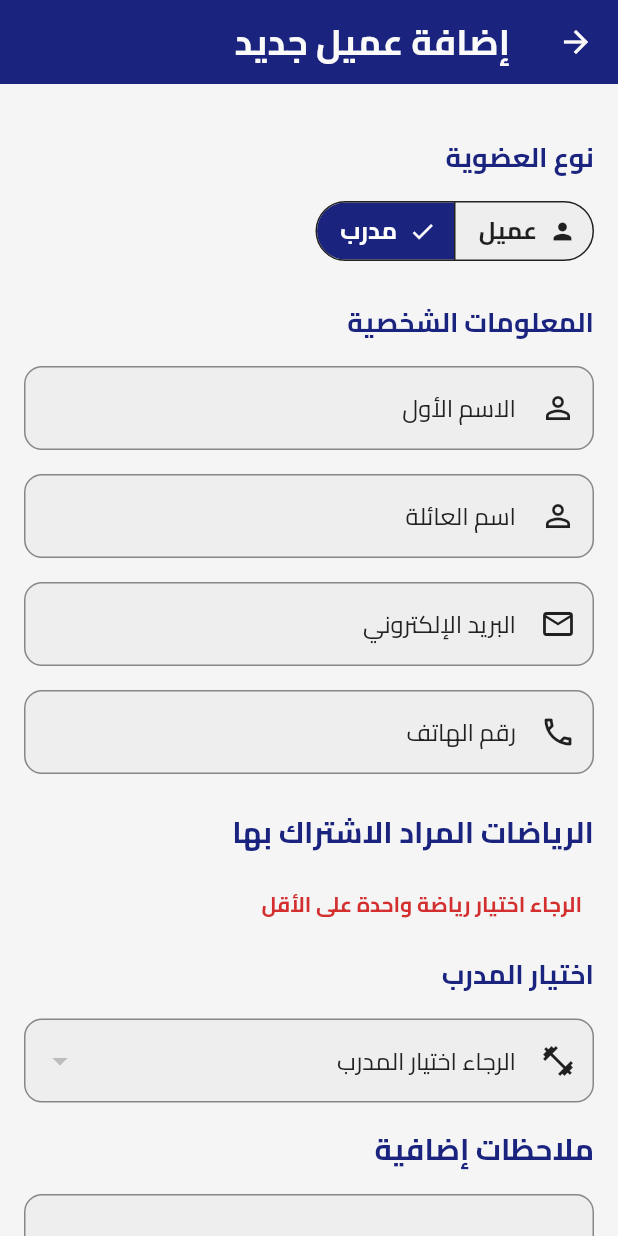
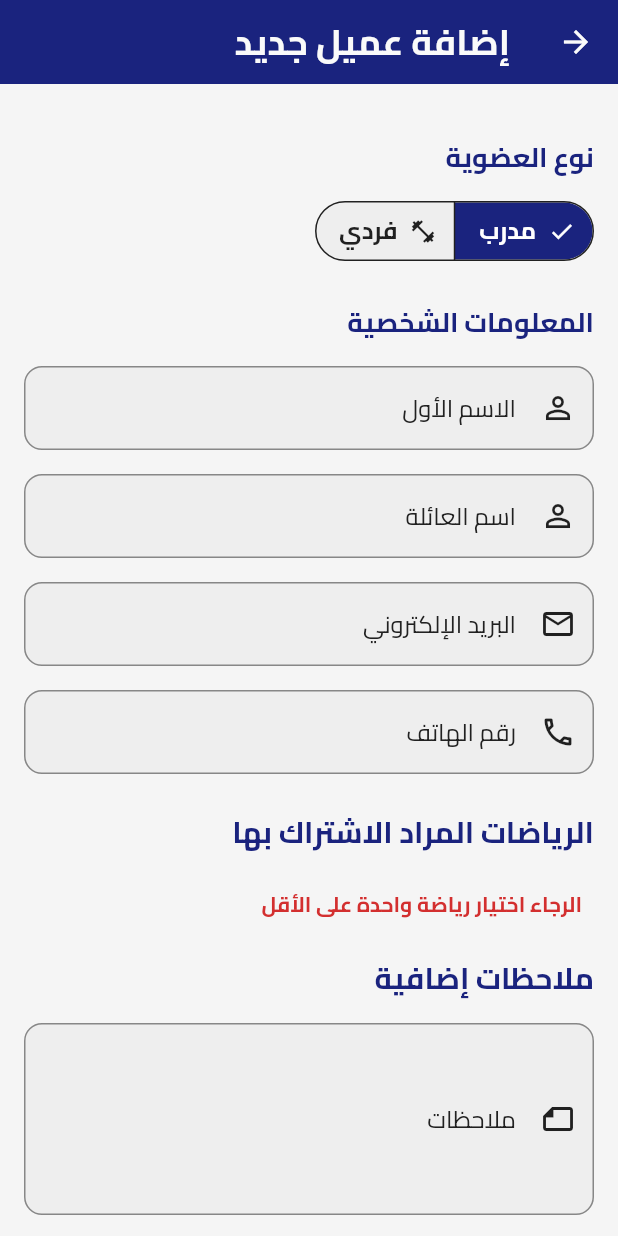
Before and after one commit to Rayen-nasser/gym_manager, a Flutter app: the AddEditMemberScreen screen opened directly, after a tap on "مدرب", on a phone screen of 412 x 824 dp. Run offline on Flutter 3.47's test engine with Material 3 defaults, Android fonts, the phone set to English and light mode, and no system bars; our stand-ins replace another_flushbar, cloud_firestore, firebase_auth, firebase_core, fl_chart, google_fonts and 1 more; accounts and stored records are empty.

Commit message:
fix logic of chosen trainer or single

```diff
--- a/lib/localization.dart
+++ b/lib/localization.dart
@@ -32,7 +32,7 @@ class Localization {
     'new_client': 'إضافة عميل جديد',
     'loading': 'جاري المعالجة...',
     'membership_type': 'نوع العضوية',
-    'client': 'عميل',
+    'client': 'فردي',
     'trainer': 'مدرب',
     'personal_info': 'المعلومات الشخصية',
     'subscription_details': 'تفاصيل الاشتراك',
--- a/lib/screens/members/add_edit_member_screen.dart
+++ b/lib/screens/members/add_edit_member_screen.dart
@@ -135,7 +135,7 @@ class _AddEditMemberScreenState extends State<AddEditMemberScreen> {
                   _buildSportsSelection(),
 
                   // Conditional rendering based on member type
-                  if (_selectedMemberType == "trainer") ...[
+                  if (_selectedMemberType == "client") ...[
                     const SizedBox(height: 16),
                     _buildTrainerSelection(),
                   ],
@@ -164,7 +164,7 @@ class _AddEditMemberScreenState extends State<AddEditMemberScreen> {
           _buildPersonalInfo(),
           const SizedBox(height: 16),
           _buildSportsSelection(),
-          if (_selectedMemberType == "trainer") ...[
+          if (_selectedMemberType == "client") ...[
             const SizedBox(height: 16),
             _buildTrainerSelection(),
           ],
@@ -175,6 +175,7 @@ class _AddEditMemberScreenState extends State<AddEditMemberScreen> {
     );
   }
 
+// Widget to build the membership type selection
   Widget _buildTypeSelection(BuildContext context) {
     return Column(
       crossAxisAlignment: CrossAxisAlignment.start,
@@ -194,38 +195,43 @@ class _AddEditMemberScreenState extends State<AddEditMemberScreen> {
         SegmentedButton<String>(
           segments: [
             ButtonSegment(
-              value: 'client', // Use string value
+              value: 'trainer', // Use string value for 'trainer'
               label: Text(
-                Localization.membershipTranslations['client'] ?? 'Client',
+                Localization.membershipTranslations['trainer'] ?? 'Trainer',
                 style: TextStyle(
-                  fontFamily: 'Cairo', // Using Cairo font
-                  fontWeight: FontWeight.w700, // Semi-bold style
-                  fontSize: 16, // Adjust font size
-                  color: Theme.of(context).textTheme.bodyLarge?.backgroundColor, // Theme-based color
-                ),
-              ),
-              icon: const Icon(Icons.person),
-            ),
-            ButtonSegment(
-              value: 'trainer', // Use string value
-              label: Text(
-                Localization.membershipTranslations['trainer'] ?? 'trainer',
-                style: TextStyle(
-                  fontFamily: 'Cairo', // Using Cairo font
-                  fontWeight: FontWeight.w600,
+                  fontFamily: 'Cairo', // Cairo font for Arabic support
+                  fontWeight: FontWeight.w700, // Semi-bold text
                   fontSize: 16,
                   color: Theme.of(context).textTheme.bodyLarge?.backgroundColor, // Theme-based color
                 ),
               ),
-              icon: const Icon(Icons.fitness_center),
+              icon: const Icon(Icons.person), // Trainer icon
+            ),
+            ButtonSegment(
+              value: 'client', // Use string value for 'client'
+              label: Text(
+                Localization.membershipTranslations['client'] ?? 'Client',
+                style: TextStyle(
+                  fontFamily: 'Cairo', // Cairo font
+                  fontWeight: FontWeight.w600, // Slightly less bold
+                  fontSize: 16,
+                  color: Theme.of(context).textTheme.bodyLarge?.backgroundColor, // Theme-based color
+                ),
+              ),
+              icon: const Icon(Icons.fitness_center), // Client icon
             ),
           ],
-          selected: {_selectedMemberType}, // Should still hold string value
+          selected: {_selectedMemberType}, // Track the selected value
           onSelectionChanged: (Set<String> selection) {
             setState(() {
-              _selectedMemberType = selection.first; // Update selected member type
+              _selectedMemberType = selection.first; // Update the selected type
+
+              // Additional logic based on selection
               if (_selectedMemberType == 'trainer') {
-                _selectedTrainerId = null; // Reset trainer ID if selected trainer
+                _selectedTrainerId = null; // Reset trainer ID if selecting a trainer
+                // You can add any logic here specific to trainers
+              } else if (_selectedMemberType == 'client') {
+                _selectedTrainerId = null; // Additional logic for clients (if necessary)
               }
             });
           },
@@ -234,9 +240,9 @@ class _AddEditMemberScreenState extends State<AddEditMemberScreen> {
             backgroundColor: MaterialStateProperty.resolveWith<Color>(
                   (Set<MaterialState> states) {
                 if (states.contains(MaterialState.selected)) {
-                  return Theme.of(context).colorScheme.primary; // Gym theme primary color
+                  return Theme.of(context).colorScheme.primary; // Gym's theme primary color
                 }
-                return Colors.grey.shade200; // Default background color
+                return Colors.grey.shade200; // Default background color for unselected
               },
             ),
             // Button text color based on the selected state
@@ -245,7 +251,7 @@ class _AddEditMemberScreenState extends State<AddEditMemberScreen> {
                 if (states.contains(MaterialState.selected)) {
                   return Colors.white; // White text for selected button
                 }
-                return Colors.black87; // Default text color
+                return Colors.black87; // Default text color for unselected
               },
             ),
           ),
@@ -595,9 +601,7 @@ class _AddEditMemberScreenState extends State<AddEditMemberScreen> {
       backgroundColor: color,
     ).show(context);
   }
-
   Future<void> _submitForm() async {
-    // Update the existing validation checks
     if (!_formKey.currentState!.validate()) {
       _showFlushBar(
         Localization.membershipTranslations['fill_required']!,
@@ -634,10 +638,7 @@ class _AddEditMemberScreenState extends State<AddEditMemberScreen> {
               (widget.member != null &&
                   (widget.member!.firstName != firstName ||
                       widget.member!.lastName != lastName)))) {
-        _showFlushBar(
-          'هذا العضو موجود بالفعل.',
-          Colors.red,
-        ); // Arabic message for existing member
+        _showFlushBar('هذا العضو موجود بالفعل.', Colors.red);
         return;
       }
 
@@ -649,10 +650,7 @@ class _AddEditMemberScreenState extends State<AddEditMemberScreen> {
             .get();
 
         if (emailCheck.docs.isNotEmpty) {
-          _showFlushBar(
-            'يجب أن يكون البريد الإلكتروني فريدًا.',
-            Colors.red,
-          ); // Arabic message for email uniqueness
+          _showFlushBar('يجب أن يكون البريد الإلكتروني فريدًا.', Colors.red);
           return;
         }
       }
@@ -665,10 +663,7 @@ class _AddEditMemberScreenState extends State<AddEditMemberScreen> {
             .get();
 
         if (phoneCheck.docs.isNotEmpty) {
-          _showFlushBar(
-            'يجب أن يكون رقم الهاتف فريدًا.',
-            Colors.red,
-          ); // Arabic message for phone number uniqueness
+          _showFlushBar('يجب أن يكون رقم الهاتف فريدًا.', Colors.red);
           return;
         }
       }
@@ -700,11 +695,16 @@ class _AddEditMemberScreenState extends State<AddEditMemberScreen> {
       late DocumentReference memberRef;
 
       if (widget.member == null) {
-        // Add a new client/member using batched write
-        memberRef = FirebaseFirestore.instance.collection('clients').doc();
+        // Add a new member (trainer or client) using batched write
+        if (member.memberType == 'trainer') {
+          memberRef = FirebaseFirestore.instance.collection('trainers').doc();
+        } else {
+          memberRef = FirebaseFirestore.instance.collection('clients').doc();
+        }
+
         batch.set(memberRef, member.toMap());
 
-        // Add to trainer if selected
+        // Add client to the trainer if a trainer is selected
         if (_selectedTrainerId != null) {
           batch.update(
             FirebaseFirestore.instance.collection('trainers').doc(_selectedTrainerId),
@@ -714,15 +714,15 @@ class _AddEditMemberScreenState extends State<AddEditMemberScreen> {
         }
       } else {
         // Edit existing member using batched write
-        memberRef = FirebaseFirestore.instance.collection('clients').doc(widget.member!.id);
+        if (member.memberType == 'trainer') {
+          memberRef = FirebaseFirestore.instance.collection('trainers').doc(widget.member!.id);
+        } else {
+          memberRef = FirebaseFirestore.instance.collection('clients').doc(widget.member!.id);
+        }
 
-        // Check if the document exists before updating
         DocumentSnapshot memberDoc = await memberRef.get();
         if (!memberDoc.exists) {
-          _showFlushBar(
-            'لم يتم العثور على مستند العضو.',
-            Colors.red,
-          ); // Arabic message for member not found
+          _showFlushBar('لم يتم العثور على مستند العضو.', Colors.red);
           return;
         }
 
@@ -747,34 +747,27 @@ class _AddEditMemberScreenState extends State<AddEditMemberScreen> {
         updatedDoc.id,
       );
 
-      // Notify MembersProvider to refresh data
-      // Assuming you have a reference to the MembersProvider
       Provider.of<MembersProvider>(context, listen: false).addMember(updatedMember);
 
-      _showFlushBar(
-        Localization.membershipTranslations['success']!,
-        Colors.green,
-      );
+      _showFlushBar(Localization.membershipTranslations['success']!, Colors.green);
 
       // Navigate to the member detail screen
       Navigator.pushReplacement(
         context,
         MaterialPageRoute(
-          builder: (context) => MemberDetailScreen(memberId: updatedMember.id, backToListMember: true,),
+          builder: (context) => MemberDetailScreen(
+            memberId: updatedMember.id,
+            backToListMember: true,
+          ),
         ),
       );
-
     } catch (e) {
-      _showFlushBar(
-        '${Localization.membershipTranslations['error']}: $e',
-        Colors.red,
-      );
+      _showFlushBar('${Localization.membershipTranslations['error']}: $e', Colors.red);
       print('Error occurred: $e');
     } finally {
       setState(() => _isLoading = false);
     }
   }
-
 
 
   // Function to calculate the total paid based on selected sports
```
Also changed, not shown: lib/screens/members/member_detail_screen.dart (+8 -2 lines).
